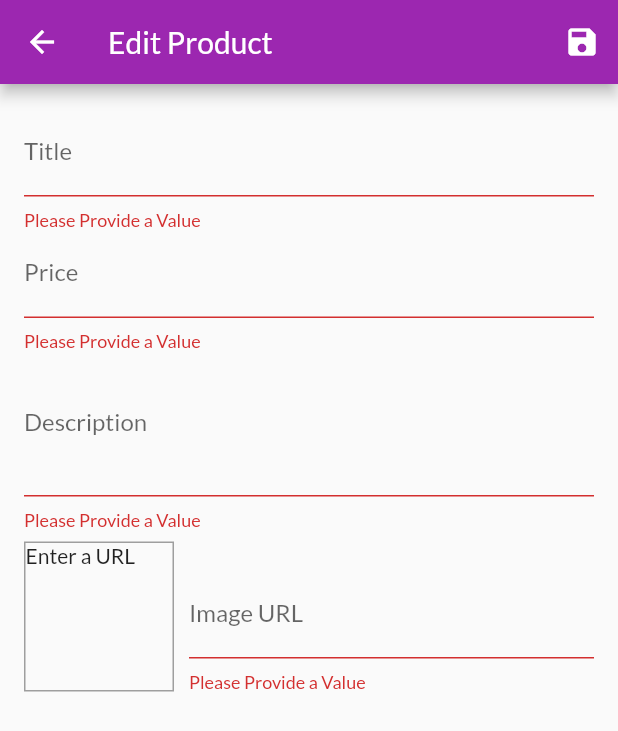
After one commit to vaibhavpuri32/Shop-App, a Flutter app: the EditProductScreen screen opened by its route, after a tap on the "save" icon, on a phone screen of 412 x 824 dp. The commit adds this screen. Shown: the top 731 px of the screen. Run offline on Flutter 3.47's test engine with Material 2 defaults, Android fonts, the phone set to English and light mode, and no system bars; network calls fail.

Commit message:
User Input

```diff
--- a/lib/providers/products.dart
+++ b/lib/providers/products.dart
@@ -60,8 +60,28 @@ class Products with ChangeNotifier {
     return _items.firstWhere((prod) => prod.id == id);
   }
 
-  void addProduct() {
-    // _items.add(value);
+  void updateProdct(String productId, Product newProduct) {
+    final prodindex = _items.indexWhere((prod) => prod.id == productId);
+
+    if (prodindex >= 0) {
+      _items[prodindex] = newProduct;
+      notifyListeners();
+    }
+  }
+
+  void addProduct(Product product) {
+    final newproduct = Product(
+        id: DateTime.now().toString(),
+        title: product.title,
+        description: product.description,
+        price: product.price,
+        imageUrl: product.imageUrl);
+    _items.add(newproduct);
+    notifyListeners();
+  }
+
+  void deleteProduct(String productId) {
+    _items.removeWhere((prod) => prod.id == productId);
     notifyListeners();
   }
 }
--- /dev/null
+++ b/lib/screens/edit_product_screen.dart
@@ -0,0 +1,268 @@
+import 'package:flutter/cupertino.dart';
+import 'package:flutter/material.dart';
+import '../providers/products.dart';
+import 'package:provider/provider.dart';
+import '../providers/product.dart';
+
+class EditProductScreen extends StatefulWidget {
+  static const routeName = '/edit-product';
+
+  @override
+  _EditProductScreenState createState() => _EditProductScreenState();
+}
+
+class _EditProductScreenState extends State<EditProductScreen> {
+  final _priceFocusNode = FocusNode();
+  final _descriptionFocusNode = FocusNode();
+  final _imageUrlController = TextEditingController();
+  final _imageUrlFocusNode = FocusNode();
+  final _form = GlobalKey<FormState>();
+  var _editedProduct = Product(
+    id: null,
+    title: '',
+    price: 0,
+    description: '',
+    imageUrl: '',
+  );
+
+  var _initValues = {
+    'title': '',
+    'description': '',
+    'price': '',
+    'imageURL': '',
+  };
+  var is_init = true;
+
+  @override
+  void initState() {
+    _imageUrlFocusNode.addListener(_updateImageUrl);
+    super.initState();
+  }
+
+  @override
+  void dispose() {
+    _imageUrlFocusNode.removeListener(_updateImageUrl);
+    _priceFocusNode.dispose();
+    _descriptionFocusNode.dispose();
+    _imageUrlController.dispose();
+    _imageUrlFocusNode.dispose();
+    super.dispose();
+  }
+
+  @override
+  void didChangeDependencies() {
+    // TODO: implement didChangeDependencies
+    if (is_init) {
+      final productId = ModalRoute.of(context).settings.arguments as String;
+
+      if (productId != null) {
+        _editedProduct =
+            Provider.of<Products>(context, listen: false).findById(productId);
+
+        _initValues = {
+          'title': _editedProduct.title,
+          'description': _editedProduct.description,
+          'price': _editedProduct.price.toString(),
+          'imageURL': '',
+        };
+        _imageUrlController.text = _editedProduct.imageUrl;
+      }
+      is_init = false;
+    }
+    super.didChangeDependencies();
+  }
+
+  void _updateImageUrl() {
+    if (!_imageUrlFocusNode.hasFocus) {
+      setState(() {});
+    }
+  }
+
+  void _saveForm() {
+    final _isValid = _form.currentState.validate();
+    if (!_isValid) {
+      return;
+    }
+    _form.currentState.save();
+
+
+    if(_editedProduct.id != null) {
+
+      Provider.of<Products>(context, listen: false).updateProdct(_editedProduct.id, _editedProduct);
+
+    }
+    else {
+      Provider.of<Products>(context, listen: false).addProduct(_editedProduct);
+    }
+    Navigator.of(context).pop();
+  }
+
+  @override
+  Widget build(BuildContext context) {
+    return Scaffold(
+      appBar: AppBar(
+        title: Text('Edit Product'),
+        actions: <Widget>[
+          IconButton(
+            icon: Icon(Icons.save),
+            onPressed: _saveForm,
+          ),
+        ],
+      ),
+      body: Padding(
+        padding: const EdgeInsets.all(16.0),
+        child: Form(
+          key: _form,
+          child: ListView(
+            children: <Widget>[
+              TextFormField(
+                decoration: InputDecoration(labelText: 'Title'),
+                initialValue: _initValues['title'],
+                textInputAction: TextInputAction.next,
+                validator: (value) {
+                  if (value.isEmpty) {
+                    return "Please Provide a Value";
+                  }
+                  return null;
+                },
+                onFieldSubmitted: (_) {
+                  FocusScope.of(context).requestFocus(_priceFocusNode);
+                },
+                onSaved: (value) {
+                  _editedProduct = Product(
+                    title: value,
+                    price: _editedProduct.price,
+                    description: _editedProduct.description,
+                    imageUrl: _editedProduct.imageUrl,
+                    id: _editedProduct.id,
+                    isFavorite: _editedProduct.isFavorite,
+                  );
+                },
+              ),
+              TextFormField(
+                decoration: InputDecoration(labelText: 'Price'),
+                initialValue: _initValues['price'],
+                validator: (value) {
+                  if (value.isEmpty) {
+                    return "Please Provide a Value";
+                  }
+                  if (double.tryParse(value) == null) {
+                    return "Please Enter a Valid Number";
+                  }
+
+                  if (double.parse(value) <= 0) {
+                    return "Please Return a Number Greater than 0";
+                  }
+                  return null;
+                },
+                textInputAction: TextInputAction.next,
+                keyboardType: TextInputType.number,
+                focusNode: _priceFocusNode,
+                onFieldSubmitted: (_) {
+                  FocusScope.of(context).requestFocus(_descriptionFocusNode);
+                },
+                onSaved: (value) {
+                  _editedProduct = Product(
+                    title: _editedProduct.title,
+                    price: double.parse(value),
+                    description: _editedProduct.description,
+                    imageUrl: _editedProduct.imageUrl,
+                    id: _editedProduct.id,
+                    isFavorite: _editedProduct.isFavorite,
+                  );
+                },
+              ),
+              TextFormField(
+                decoration: InputDecoration(labelText: 'Description'),
+                initialValue: _initValues['description'],
+                maxLines: 3,
+                keyboardType: TextInputType.multiline,
+                focusNode: _descriptionFocusNode,
+                validator: (value) {
+                  if (value.isEmpty) {
+                    return "Please Provide a Value";
+                  }
+                  if (value.length < 10) {
+                    return "Please Enter a more Detailed description";
+                  }
+                  return null;
+                },
+                onSaved: (value) {
+                  _editedProduct = Product(
+                    title: _editedProduct.title,
+                    price: _editedProduct.price,
+                    description: value,
+                    imageUrl: _editedProduct.imageUrl,
+                    id: _editedProduct.id,
+                    isFavorite: _editedProduct.isFavorite,
+                  );
+                },
+              ),
+              Row(
+                crossAxisAlignment: CrossAxisAlignment.end,
+                children: <Widget>[
+                  Container(
+                    width: 100,
+                    height: 100,
+                    margin: EdgeInsets.only(
+                      top: 8,
+                      right: 10,
+                    ),
+                    decoration: BoxDecoration(
+                      border: Border.all(
+                        width: 1,
+                        color: Colors.grey,
+                      ),
+                    ),
+                    child: _imageUrlController.text.isEmpty
+                        ? Text('Enter a URL')
+                        : FittedBox(
+                            child: Image.network(
+                              _imageUrlController.text,
+                              fit: BoxFit.cover,
+                            ),
+                          ),
+                  ),
+                  Expanded(
+                    child: TextFormField(
+                      decoration: InputDecoration(labelText: 'Image URL'),
+                      //initialValue: _initValues['imageURL'],
+                      validator: (value) {
+                        if (value.isEmpty) {
+                          return "Please Provide a Value";
+                        }
+
+                        if (!(value.startsWith('http') ||
+                            (value.startsWith('https')))) {
+                          return "Please Enter  Valid Image";
+                        }
+                        return null;
+                      },
+                      keyboardType: TextInputType.url,
+                      textInputAction: TextInputAction.done,
+                      controller: _imageUrlController,
+                      focusNode: _imageUrlFocusNode,
+                      onFieldSubmitted: (_) {
+                        _saveForm();
+                      },
+                      onSaved: (value) {
+                        _editedProduct = Product(
+                          title: _editedProduct.title,
+                          price: _editedProduct.price,
+                          description: _editedProduct.description,
+                          imageUrl: value,
+                          id: _editedProduct.id,
+                          isFavorite: _editedProduct.isFavorite,
+                        );
+                      },
+                    ),
+                  ),
+                ],
+              ),
+            ],
+          ),
+        ),
+      ),
+    );
+  }
+}
--- a/lib/widgets/app_drawer.dart
+++ b/lib/widgets/app_drawer.dart
@@ -2,6 +2,7 @@ import 'package:flutter/material.dart';
 import '../screens/Cart_screen.dart';
 import '../screens/orders_screen.dart';
 import '../screens/products_overview_screen.dart';
+import '../screens/user_product_screen.dart';
 
 class AppDrawer extends StatelessWidget {
   @override
@@ -34,6 +35,15 @@ class AppDrawer extends StatelessWidget {
             onTap: () {
               Navigator.of(context).pushReplacementNamed(OrderScreen.routeName);
             },
+          ),
+          Divider(),
+          ListTile(
+            leading: Icon(Icons.edit),
+            title: Text("Manage Products"),
+            onTap: () {
+              Navigator.of(context)
+                  .pushReplacementNamed(UserProductScreen.routeName);
+            },
           )
         ],
       ),
```
Also changed, not shown: lib/main.dart (+6 -1 lines), lib/providers/cart.dart (+19 -0 lines), lib/screens/user_product_screen.dart (added, +43 -0 lines), lib/widgets/cart_item.dart (+26 -7 lines), lib/widgets/product_item.dart (+18 -3 lines), lib/widgets/user_product_item.dart (added, +52 -0 lines).
